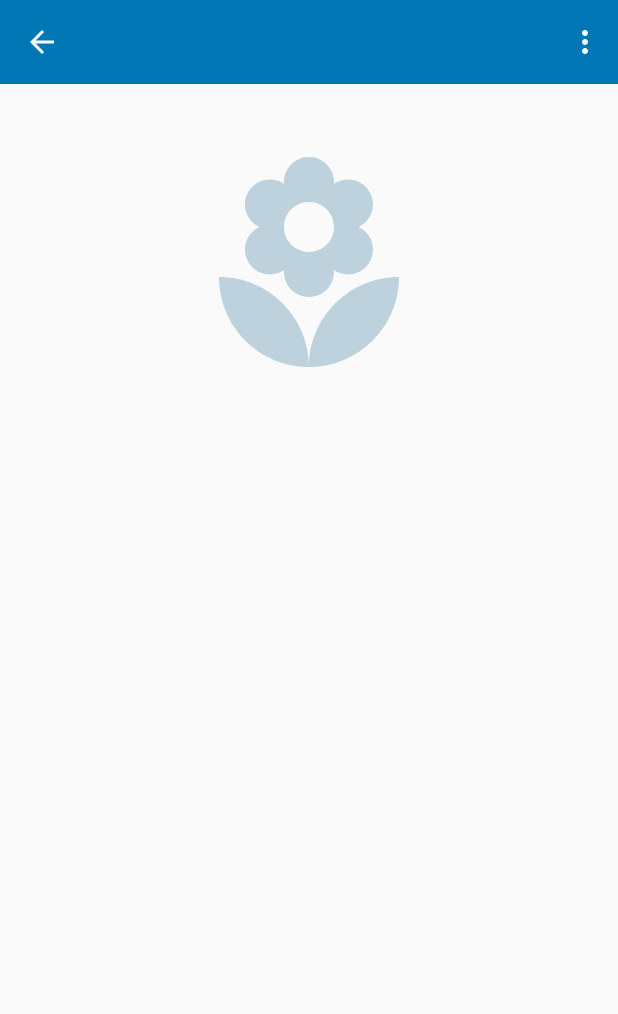
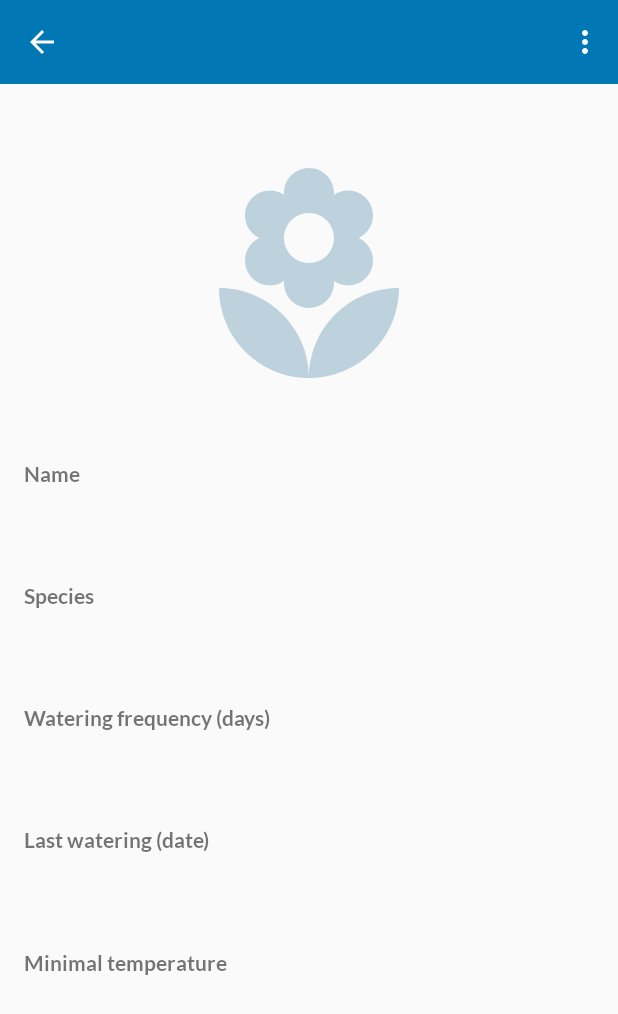
Before and after one commit to AKorzeniowska/Pankracy, an Android app: the PlantDetailsActivity screen opened directly, with no data from a screen before it, on a phone screen of 412 x 824 dp. Shown: the top 1014 px of the screen. Run offline under Robolectric (Android 15) with nearby library versions, the phone set to English and light mode, and no system bars; 9 statements that could not run were skipped.

Commit message:
Plants Details finished

```diff
--- /dev/null
+++ b/app/src/main/res/font-v26/courgette.xml
@@ -0,0 +1,7 @@
+<?xml version="1.0" encoding="utf-8"?>
+<font-family xmlns:android="http://schemas.android.com/apk/res/android">
+    <font
+        android:fontStyle="normal"
+        android:fontWeight="400"
+        android:font="@font/courgette_regular" />
+</font-family>
--- /dev/null
+++ b/app/src/main/res/font-v26/lato.xml
@@ -0,0 +1,44 @@
+<?xml version="1.0" encoding="utf-8"?>
+<font-family xmlns:android="http://schemas.android.com/apk/res/android">
+    <font
+        android:fontStyle="normal"
+        android:fontWeight="100"
+        android:font="@font/lato_thin" />
+    <font
+        android:fontStyle="normal"
+        android:fontWeight="300"
+        android:font="@font/lato_light" />
+    <font
+        android:fontStyle="normal"
+        android:fontWeight="400"
+        android:font="@font/lato_regular" />
+    <font
+        android:fontStyle="normal"
+        android:fontWeight="700"
+        android:font="@font/lato_bold" />
+    <font
+        android:fontStyle="normal"
+        android:fontWeight="900"
+        android:font="@font/lato_black" />
+
+    <font
+        android:fontStyle="italic"
+        android:fontWeight="100"
+        android:font="@font/lato_thinitalic" />
+    <font
+        android:fontStyle="italic"
+        android:fontWeight="300"
+        android:font="@font/lato_lightitalic" />
+    <font
+        android:fontStyle="italic"
+        android:fontWeight="400"
+        android:font="@font/lato_italic" />
+    <font
+        android:fontStyle="italic"
+        android:fontWeight="700"
+        android:font="@font/lato_bolditalic" />
+    <font
+        android:fontStyle="italic"
+        android:fontWeight="900"
+        android:font="@font/lato_blackitalic" />
+</font-family>
--- /dev/null
+++ b/app/src/main/res/font/lato.xml
@@ -0,0 +1,44 @@
+<?xml version="1.0" encoding="utf-8"?>
+<font-family xmlns:android="http://schemas.android.com/apk/res/android">
+    <font
+        android:fontStyle="normal"
+        android:fontWeight="100"
+        android:font="@font/lato_thin" />
+    <font
+        android:fontStyle="normal"
+        android:fontWeight="300"
+        android:font="@font/lato_light" />
+    <font
+        android:fontStyle="normal"
+        android:fontWeight="400"
+        android:font="@font/lato_regular" />
+    <font
+        android:fontStyle="normal"
+        android:fontWeight="700"
+        android:font="@font/lato_bold" />
+    <font
+        android:fontStyle="normal"
+        android:fontWeight="900"
+        android:font="@font/lato_black" />
+
+    <font
+        android:fontStyle="italic"
+        android:fontWeight="100"
+        android:font="@font/lato_thinitalic" />
+    <font
+        android:fontStyle="italic"
+        android:fontWeight="300"
+        android:font="@font/lato_lightitalic" />
+    <font
+        android:fontStyle="italic"
+        android:fontWeight="400"
+        android:font="@font/lato_italic" />
+    <font
+        android:fontStyle="italic"
+        android:fontWeight="700"
+        android:font="@font/lato_bolditalic" />
+    <font
+        android:fontStyle="italic"
+        android:fontWeight="900"
+        android:font="@font/lato_blackitalic" />
+</font-family>
--- a/app/src/main/res/layout/activity_main.xml
+++ b/app/src/main/res/layout/activity_main.xml
@@ -20,9 +20,9 @@
             android:layout_width="wrap_content"
             android:layout_height="wrap_content"
             android:layout_marginStart="25dp"
-            android:fontFamily="@font/courgette"
             android:text="@string/app_name"
             android:textColor="@android:color/white"
+            app:theme="@style/AppNameStyle"
             android:textSize="20sp" />
     </androidx.appcompat.widget.Toolbar>
         <FrameLayout
--- a/app/src/main/res/layout/activity_plant_details.xml
+++ b/app/src/main/res/layout/activity_plant_details.xml
@@ -22,7 +22,8 @@
             android:fontFamily="@font/courgette"
             android:text="@string/add_new_plant"
             android:textColor="@android:color/white"
-            android:textSize="20sp" />
+            android:textSize="20sp"
+            app:theme="@style/AppNameStyle" />
 
     </androidx.appcompat.widget.Toolbar>
 
@@ -43,60 +44,172 @@
             android:padding="10dp"
             android:src="@drawable/ic_local_florist_black_24dp"
             android:tint="#BDD2DD"
+            app:layout_constraintBottom_toTopOf="@+id/plant_name_wrapper"
             app:layout_constraintEnd_toEndOf="parent"
             app:layout_constraintStart_toStartOf="parent"
             app:layout_constraintTop_toTopOf="parent" />
+
+        <LinearLayout
+            android:id="@+id/plant_name_wrapper"
+            android:layout_width="0dp"
+            android:layout_height="50dp"
+            android:layout_marginStart="16dp"
+            android:layout_marginTop="24dp"
+            android:layout_marginEnd="16dp"
+            android:layout_marginBottom="16dp"
+            android:orientation="vertical"
+            app:layout_constraintBottom_toTopOf="@+id/plant_species_wrapper"
+            app:layout_constraintEnd_toEndOf="parent"
+            app:layout_constraintStart_toStartOf="parent"
+            app:layout_constraintTop_toBottomOf="@+id/avatar">
+
+            <TextView
+                android:id="@+id/plant_name_label"
+                android:layout_width="wrap_content"
+                android:layout_height="wrap_content"
+                android:text="@string/plant_name"
+                android:textSize="14sp"
+                android:textStyle="bold" />
 
             <TextView
                 android:id="@+id/plant_name"
                 android:layout_width="wrap_content"
                 android:layout_height="wrap_content"
+                android:layout_marginStart="5sp"
+                android:layout_marginTop="6sp"
                 android:fontFamily="sans-serif-black"
-                android:textSize="18sp"
-                app:layout_constraintBottom_toTopOf="@+id/plant_species"
+                android:textSize="20sp" />
+        </LinearLayout>
+
+        <LinearLayout
+            android:id="@+id/plant_species_wrapper"
+            android:layout_width="0dp"
+            android:layout_height="50dp"
+            android:layout_marginStart="16dp"
+            android:layout_marginTop="8dp"
+            android:layout_marginEnd="16dp"
+            android:layout_marginBottom="16dp"
+            android:orientation="vertical"
+            app:layout_constraintBottom_toTopOf="@+id/watering_freq_wrapper"
             app:layout_constraintEnd_toEndOf="parent"
             app:layout_constraintStart_toStartOf="parent"
-                app:layout_constraintTop_toBottomOf="@+id/avatar" />
+            app:layout_constraintTop_toBottomOf="@+id/plant_name_wrapper">
+
+            <TextView
+                android:id="@+id/plant_species_label"
+                android:layout_width="wrap_content"
+                android:layout_height="wrap_content"
+                android:text="@string/plant_species"
+                android:textSize="14sp"
+                android:textStyle="bold" />
 
             <TextView
                 android:id="@+id/plant_species"
                 android:layout_width="wrap_content"
                 android:layout_height="wrap_content"
-                app:layout_constraintBottom_toTopOf="@+id/watering_freq"
+                android:fontFamily="sans-serif-black"
+                android:layout_marginStart="5sp"
+                android:layout_marginTop="6sp"
+                android:textSize="20sp" />
+        </LinearLayout>
+
+        <LinearLayout
+            android:id="@+id/watering_freq_wrapper"
+            android:layout_width="0dp"
+            android:layout_height="50dp"
+            android:layout_marginStart="16dp"
+            android:layout_marginTop="8dp"
+            android:layout_marginEnd="16dp"
+            android:layout_marginBottom="16dp"
+            android:orientation="vertical"
+            app:layout_constraintBottom_toTopOf="@+id/last_watering_wrapper"
             app:layout_constraintEnd_toEndOf="parent"
             app:layout_constraintStart_toStartOf="parent"
-                app:layout_constraintTop_toBottomOf="@+id/plant_name" />
+            app:layout_constraintTop_toBottomOf="@+id/plant_species_wrapper">
+
+            <TextView
+                android:id="@+id/watering_freq_label"
+                android:layout_width="wrap_content"
+                android:layout_height="wrap_content"
+                android:text="@string/plant_watering_freq"
+                android:textSize="14sp"
+                android:textStyle="bold" />
 
             <TextView
                 android:id="@+id/watering_freq"
+                android:layout_marginStart="5sp"
+                android:layout_marginTop="6sp"
                 android:layout_width="wrap_content"
                 android:layout_height="wrap_content"
-                app:layout_constraintBottom_toTopOf="@+id/last_watering"
+                android:fontFamily="sans-serif-black"
+                android:textSize="20sp" />
+        </LinearLayout>
+
+        <LinearLayout
+            android:id="@+id/last_watering_wrapper"
+            android:layout_width="0dp"
+            android:layout_height="50dp"
+            android:layout_marginStart="16dp"
+            android:layout_marginTop="8dp"
+            android:layout_marginEnd="16dp"
+            android:layout_marginBottom="16dp"
+            android:orientation="vertical"
+            app:layout_constraintBottom_toTopOf="@+id/min_temp_wrapper"
             app:layout_constraintEnd_toEndOf="parent"
             app:layout_constraintStart_toStartOf="parent"
-                app:layout_constraintTop_toBottomOf="@+id/plant_species" />
+            app:layout_constraintTop_toBottomOf="@+id/watering_freq_wrapper">
+
+            <TextView
+                android:id="@+id/last_watering_label"
+                android:layout_width="wrap_content"
+                android:layout_height="wrap_content"
+                android:text="@string/plant_last_watering"
+                android:textSize="14sp"
+                android:textStyle="bold" />
 
             <TextView
                 android:id="@+id/last_watering"
+                android:layout_marginStart="5sp"
+                android:layout_marginTop="6sp"
                 android:layout_width="wrap_content"
                 android:layout_height="wrap_content"
-                app:layout_constraintBottom_toTopOf="@+id/min_temp"
+                android:fontFamily="sans-serif-black"
+                android:textSize="20sp" />
+        </LinearLayout>
+
+        <LinearLayout
+            android:id="@+id/min_temp_wrapper"
+            android:layout_width="0dp"
+            android:layout_height="50dp"
+            android:layout_marginStart="16dp"
+            android:layout_marginTop="8dp"
+            android:layout_marginEnd="16dp"
+            android:layout_marginBottom="133dp"
+            android:orientation="vertical"
+            app:layout_constraintBottom_toBottomOf="parent"
             app:layout_constraintEnd_toEndOf="parent"
             app:layout_constraintStart_toStartOf="parent"
-                app:layout_constraintTop_toBottomOf="@+id/watering_freq" />
+            app:layout_constraintTop_toBottomOf="@+id/last_watering_wrapper">
+
+            <TextView
+                android:id="@+id/min_temp_label"
+                android:layout_width="wrap_content"
+                android:layout_height="wrap_content"
+                android:text="@string/plant_temp"
+                android:textSize="14sp"
+                android:textStyle="bold" />
 
             <TextView
                 android:id="@+id/min_temp"
                 android:layout_width="wrap_content"
                 android:layout_height="wrap_content"
-                android:layout_marginBottom="16dp"
-                app:layout_constraintBottom_toBottomOf="parent"
-                app:layout_constraintEnd_toEndOf="parent"
-                app:layout_constraintStart_toStartOf="parent"
-                app:layout_constraintTop_toBottomOf="@+id/last_watering" />
+                android:layout_marginStart="5sp"
+                android:layout_marginTop="6sp"
+                android:fontFamily="sans-serif-black"
+                android:textSize="20sp" />
+        </LinearLayout>
 
     </androidx.constraintlayout.widget.ConstraintLayout>
 
 
-
 </androidx.constraintlayout.widget.ConstraintLayout>
--- a/app/src/main/res/layout/activity_plant_form.xml
+++ b/app/src/main/res/layout/activity_plant_form.xml
@@ -19,7 +19,7 @@
             android:id="@+id/toolbar_title"
             android:layout_width="wrap_content"
             android:layout_height="wrap_content"
-            android:fontFamily="@font/courgette"
+            app:theme="@style/AppNameStyle"
             android:text="@string/add_new_plant"
             android:textColor="@android:color/white"
             android:textSize="20sp" />
--- a/app/src/main/res/values/styles.xml
+++ b/app/src/main/res/values/styles.xml
@@ -8,7 +8,8 @@
         <item name="colorAccent">@color/colorAccent</item>
         <item name="windowActionBar">false</item>
         <item name="windowNoTitle">true</item>
-
+        <item name="android:fontFamily">@font/lato</item>
+        <item name="fontFamily">@font/lato</item>
     </style>
 
     <style name="AppTheme.NoActionBar">
@@ -27,4 +28,8 @@
         <item name="android:background">@color/colorPrimary</item>
         <item name="android:tint">@android:color/white</item>
     </style>
+    <style name="AppNameStyle">
+        <item name="android:fontFamily">@font/courgette</item>
+        <item name="fontFamily">@font/courgette</item>
+    </style>
 </resources>
```
Also changed, not shown: app/src/main/res/font/lato_black.ttf (added), app/src/main/res/font/lato_blackitalic.ttf (added), app/src/main/res/font/lato_bold.ttf (added), app/src/main/res/font/lato_bolditalic.ttf (added), app/src/main/res/font/lato_italic.ttf (added), app/src/main/res/font/lato_light.ttf (added), app/src/main/res/font/lato_lightitalic.ttf (added), app/src/main/res/font/lato_regular.ttf (added), app/src/main/res/font/lato_thin.ttf (added), app/src/main/res/font/lato_thinitalic.ttf (added). Lines whose indentation alone changed are shown as unchanged.
